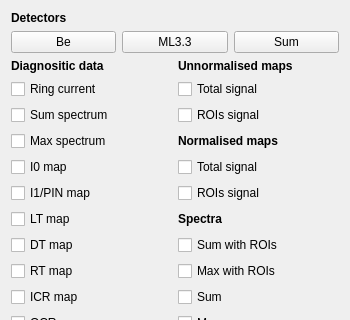
The window that analyse.ui (pfilipl/PolyX-XRF-Data-Analyser) describes before a commit, drawn with Qt 5; both pictures show x 0 to 350 and y 0 to 320 of the 350 by 470 pixel window.
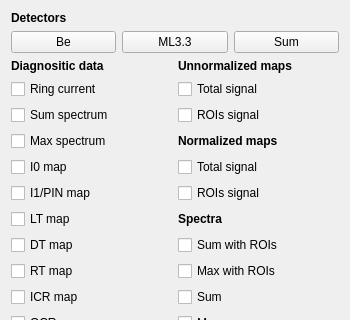
The same window after the commit.

Commit message: Normalize vs normalise

What changed in the file:
```diff
--- a/analyse.ui
+++ b/analyse.ui
@@ -109,7 +109,7 @@
         </font>
        </property>
        <property name="text">
-        <string>Unnormalised maps</string>
+        <string>Unnormalized maps</string>
        </property>
       </widget>
      </item>
@@ -381,7 +381,7 @@
         </font>
        </property>
        <property name="text">
-        <string>Normalised maps</string>
+        <string>Normalized maps</string>
        </property>
       </widget>
      </item>
```
The commit also changes 1 other file.
